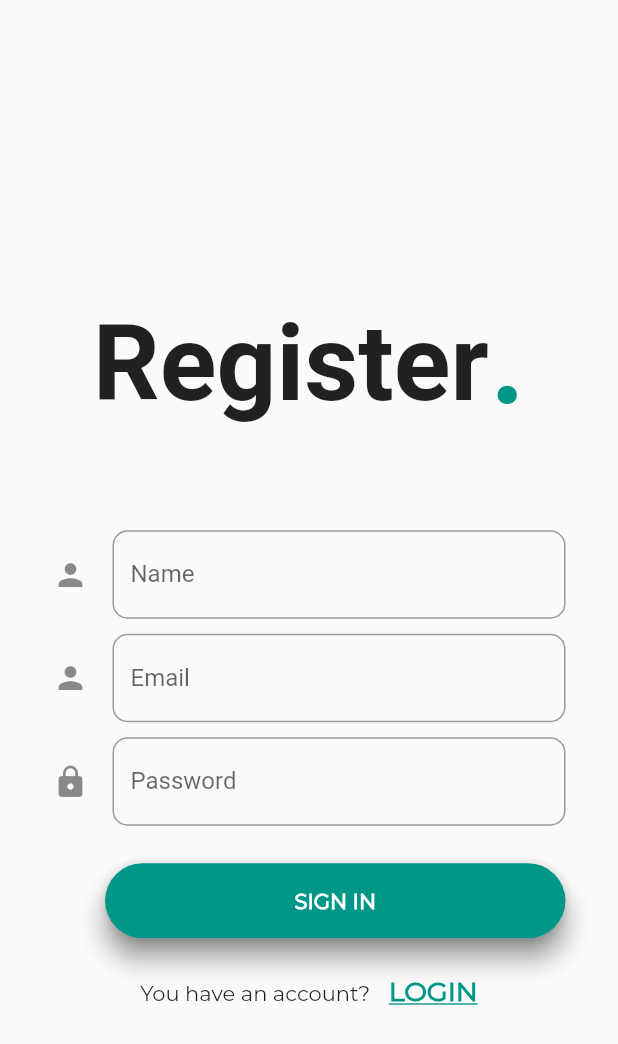
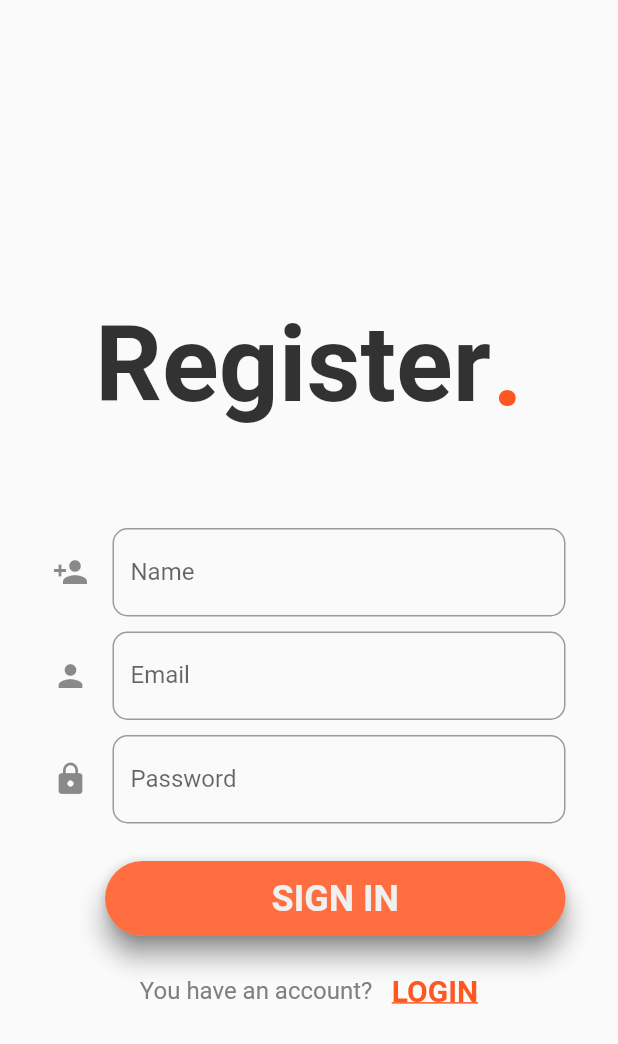
Before and after one commit to Bilalfakhro/Good_book_back, a Flutter app: the RegisterPage screen opened by its route, on a phone screen of 412 x 824 dp. Shown: the top 1044 px of the screen. Run offline on Flutter 3.47's test engine with Material 2 defaults, Android fonts, the phone set to English and light mode, and no system bars; our stand-ins replace firebase_auth, firebase_core, firebase_database, firebase_storage, image_picker, shared_preferences; missing offline and left inert: image_picker_ui; accounts and stored records are empty; network calls fail; Roboto replaces fonts that are missing (NotoSans); statements that could not run were skipped; project files that could hold a hidden picture were left out.

Commit message:
Changed text structure

```diff
--- a/lib/card_pages/styles.dart
+++ b/lib/card_pages/styles.dart
@@ -3,8 +3,62 @@ import 'package:flutter/widgets.dart';
 import 'data/bookie.dart';
 
 abstract class Styles {
+
+//********** LOGOIN & REGISTRATION **********/
+  static const logInLogoText = TextStyle(
+    color: Color.fromRGBO(0, 0, 0, 0.8), // Black
+    fontFamily: 'NotoSans',
+    fontSize: 80.0,
+    fontStyle: FontStyle.normal,
+    fontWeight: FontWeight.bold,
+  );
+
+  static const signInLogoText = TextStyle(
+    color: Color.fromRGBO(0, 0, 0, 0.8), // Black
+    fontFamily: 'NotoSans',
+    fontSize: 70.0,
+    fontStyle: FontStyle.normal,
+    fontWeight: FontWeight.bold,
+  );
+
+   static const dotLogoText = TextStyle(
+    color: Color.fromRGBO(255, 87, 34, 1), //Deep Orange Accent
+    fontFamily: 'NotoSans',
+    fontSize: 70.0,
+    fontStyle: FontStyle.normal,
+    fontWeight: FontWeight.bold,
+  );
+
+  static const buttonsText = TextStyle(
+    color: Color.fromRGBO(240, 240, 240, 1.0), // Antic White
+    fontFamily: 'NotoSans',
+    fontSize: 24.0,
+    fontStyle: FontStyle.normal,
+    fontWeight: FontWeight.bold,
+  );
+
+  static const flatButtonsText = TextStyle(
+    color: Color.fromRGBO(255, 87, 34, 1), //Deep Orange Accent
+    fontFamily: 'NotoSans',
+    fontSize: 20.0,
+    fontStyle: FontStyle.normal,
+    fontWeight: FontWeight.bold,
+    decoration: TextDecoration.underline,
+  );
+
+//********** SUBMENU **********/
+  static const subMenuText = TextStyle(
+    color: Color.fromRGBO(80, 80, 80, 0.9), // Light Black
+    fontFamily: 'NotoSans',
+    fontSize: 22.0,
+    fontStyle: FontStyle.normal,
+    fontWeight: FontWeight.normal,
+  );
+
+
+//********** TEXT **********/
   static const headlineText = TextStyle(
-    color: Color.fromRGBO(0, 0, 0, 0.8),
+    color: Color.fromRGBO(0, 0, 0, 0.8), // Black
     fontFamily: 'NotoSans',
     fontSize: 32.0,
     fontStyle: FontStyle.normal,
@@ -20,7 +74,7 @@ abstract class Styles {
   );
 
   static const minorText = TextStyle(
-    color: Color.fromRGBO(128, 128, 128, 1.0),
+    color: Color.fromRGBO(128, 128, 128, 1.0), // Light Grey
     fontFamily: 'NotoSans',
     fontSize: 16.0,
     fontStyle: FontStyle.normal,
@@ -28,17 +82,49 @@ abstract class Styles {
   );
 
   static const headlineName = TextStyle(
-    color: Color.fromRGBO(0, 0, 0, 0.9),
+    color: Color.fromRGBO(0, 0, 0, 0.9), // Black
     fontFamily: 'NotoSans',
     fontSize: 24.0,
     fontStyle: FontStyle.normal,
     fontWeight: FontWeight.bold,
   );
 
+   static const appBarTiitle = TextStyle(
+    color: Color.fromRGBO(255, 255, 255, 0.9), // White
+    fontFamily: 'NotoSans',
+    fontSize: 20.0,
+    fontStyle: FontStyle.normal,
+    fontWeight: FontWeight.normal,
+  );
+
+    static const titleText = TextStyle(
+    color: Color.fromRGBO(0, 0, 0, 0.9), // Black
+    fontFamily: 'NotoSans',
+    fontSize: 20.0,
+    fontStyle: FontStyle.normal,
+    fontWeight: FontWeight.normal,
+  );
+
   static const headlineDescription = TextStyle(
     color: Color.fromRGBO(0, 0, 0, 0.8),
     fontFamily: 'NotoSans',
     fontSize: 16.0,
+    fontStyle: FontStyle.normal,
+    fontWeight: FontWeight.normal,
+  );
+
+   static const descriptionText = TextStyle(
+    color: Color.fromRGBO(128, 128, 128, 1.0), // Light Grey
+    fontFamily: 'NotoSans',
+    fontSize: 16.0,
+    fontStyle: FontStyle.normal,
+    fontWeight: FontWeight.normal,
+  );
+
+    static const priceText = TextStyle(
+    color: Color.fromRGBO(0, 0, 0, 0.8), // Black
+    fontFamily: 'NotoSans',
+    fontSize: 20.0,
     fontStyle: FontStyle.normal,
     fontWeight: FontWeight.normal,
   );
@@ -59,7 +145,7 @@ abstract class Styles {
     fontWeight: FontWeight.normal,
   );
 
-    static const activeSeasonText20 = TextStyle(
+  static const activeSeasonText20 = TextStyle(
     color: Color.fromRGBO(255, 255, 255, 0.9),
     fontFamily: 'NotoSans',
     fontSize: 20.0,
@@ -99,6 +185,7 @@ abstract class Styles {
     fontWeight: FontWeight.normal,
   );
 
+//********** COLORS **********/
   static const appBackground = Color(0xffd0d0d0);
 
   static const scaffoldBackground = Color(0xfff0f0f0);
--- a/lib/main.dart
+++ b/lib/main.dart
@@ -1,12 +1,11 @@
 import 'dart:io';
 import 'package:firebase_core/firebase_core.dart';
 import 'package:flutter/material.dart';
+import 'package:good_book_back/services/auth.dart';
 import 'package:good_book_back/setup/loginpage.dart';
+import 'package:good_book_back/setup/mapping.dart';
 import 'package:good_book_back/setup/registerpage.dart';
 import 'package:good_book_back/test_pages/bottom_navigation_widget.dart';
-import 'package:good_book_back/test_pages/page/home_screen.dart';
-import 'setup/mapping.dart';
-import 'services/auth.dart';
 
 Future<void> main() async {
   final FirebaseApp app = await FirebaseApp.configure(
--- a/lib/setup/mapping.dart
+++ b/lib/setup/mapping.dart
@@ -1,7 +1,7 @@
 import 'package:flutter/material.dart';
 import 'package:good_book_back/services/auth.dart';
-import 'package:good_book_back/setup/login_page.dart';
 import 'package:good_book_back/test_pages/bottom_navigation_widget.dart';
+import 'loginpage.dart';
 
 class MappingPage extends StatefulWidget {
   final BaseAuth auth;
@@ -51,7 +51,7 @@ class _MappingPageState extends State<MappingPage> {
   Widget build(BuildContext context) {
     switch (authStatus) {
       case AuthStatus.notSignedIn:
-        return LoginPage(auth: widget.auth, onSignedIn: _signedIn);
+        return LoginPage();
       case AuthStatus.signedIn:
         return BottomNavigationWidget(
           auth: widget.auth,
--- a/lib/setup/registerpage.dart
+++ b/lib/setup/registerpage.dart
@@ -1,6 +1,7 @@
 import 'package:flutter/material.dart';
 import 'package:firebase_auth/firebase_auth.dart';
 import 'package:firebase_database/firebase_database.dart';
+import 'package:good_book_back/card_pages/styles.dart';
 import 'loginpage.dart';
 
 class RegisterPage extends StatefulWidget {
@@ -97,18 +98,14 @@ class _RegisterPageState extends State<RegisterPage> {
                     padding: EdgeInsets.fromLTRB(0.0, 50.0, 0.0, 0.0),
                     child: Text(
                       'Register',
-                      style: TextStyle(
-                          fontSize: 70.0, fontWeight: FontWeight.bold),
+                      style: Styles.signInLogoText,
                     ),
                   ),
                   Container(
-                    padding: EdgeInsets.fromLTRB(265.0, 43.0, 0.0, 0.0),
+                    padding: EdgeInsets.fromLTRB(265.0, 53.0, 0.0, 0.0),
                     child: Text(
                       '.',
-                      style: TextStyle(
-                          fontSize: 80.0,
-                          fontWeight: FontWeight.bold,
-                          color: Colors.teal),
+                      style: Styles.dotLogoText,
                     ),
                   )
                 ],
@@ -127,7 +124,7 @@ class _RegisterPageState extends State<RegisterPage> {
         child: TextField(
           controller: name,
           decoration: InputDecoration(
-            icon: Icon(Icons.person),
+            icon: Icon(Icons.person_add),
             labelText: "Name",
             hintText: "Name",
             border: OutlineInputBorder(
@@ -187,7 +184,7 @@ class _RegisterPageState extends State<RegisterPage> {
             borderRadius: BorderRadius.circular(25.0),
             elevation: 7.0,
             child: RaisedButton(
-              color: Colors.teal,
+              color: Colors.deepOrangeAccent,
               elevation: 7.0,
               shape: RoundedRectangleBorder(
                 borderRadius: BorderRadius.circular(30.0),
@@ -196,10 +193,7 @@ class _RegisterPageState extends State<RegisterPage> {
               child: Center(
                 child: Text(
                   'SIGN IN',
-                  style: TextStyle(
-                      color: Colors.white,
-                      fontWeight: FontWeight.bold,
-                      fontFamily: 'Montserrat'),
+                  style: Styles.buttonsText,
                 ),
               ),
             ),
@@ -219,7 +213,7 @@ class _RegisterPageState extends State<RegisterPage> {
         children: <Widget>[
           Text(
             'You have an account?  ',
-            style: TextStyle(fontFamily: 'Montserrat'),
+            style: Styles.minorText,
           ),
           SizedBox(width: 5.0),
           InkWell(
@@ -228,12 +222,7 @@ class _RegisterPageState extends State<RegisterPage> {
             },
             child: Text(
               'LOGIN',
-              style: TextStyle(
-                  fontSize: 18.0,
-                  color: Colors.teal,
-                  fontFamily: 'Montserrat',
-                  fontWeight: FontWeight.bold,
-                  decoration: TextDecoration.underline),
+              style: Styles.flatButtonsText,
             ),
           )
         ],
--- a/lib/test_pages/page/profile_screen.dart
+++ b/lib/test_pages/page/profile_screen.dart
@@ -1,4 +1,5 @@
 import 'package:flutter/material.dart';
+import 'package:good_book_back/card_pages/styles.dart';
 
 class ProfileScreen extends StatefulWidget {
 
@@ -12,7 +13,8 @@ class _ProfileScreenState extends State<ProfileScreen> {
   Widget build(BuildContext context) {
     return new Scaffold(
         appBar: AppBar(
-        title: Text('Welocme'),
+        automaticallyImplyLeading: false,
+        title: Text('Welocme', style: Styles.appBarTiitle,),
         centerTitle: true,
       ),
       body: Container(
```
Also changed, not shown: lib/setup/loginpage.dart (+15 -24 lines), lib/test_pages/page/home_screen.dart (+21 -37 lines), lib/test_pages/page/image_screen.dart (+14 -4 lines).
